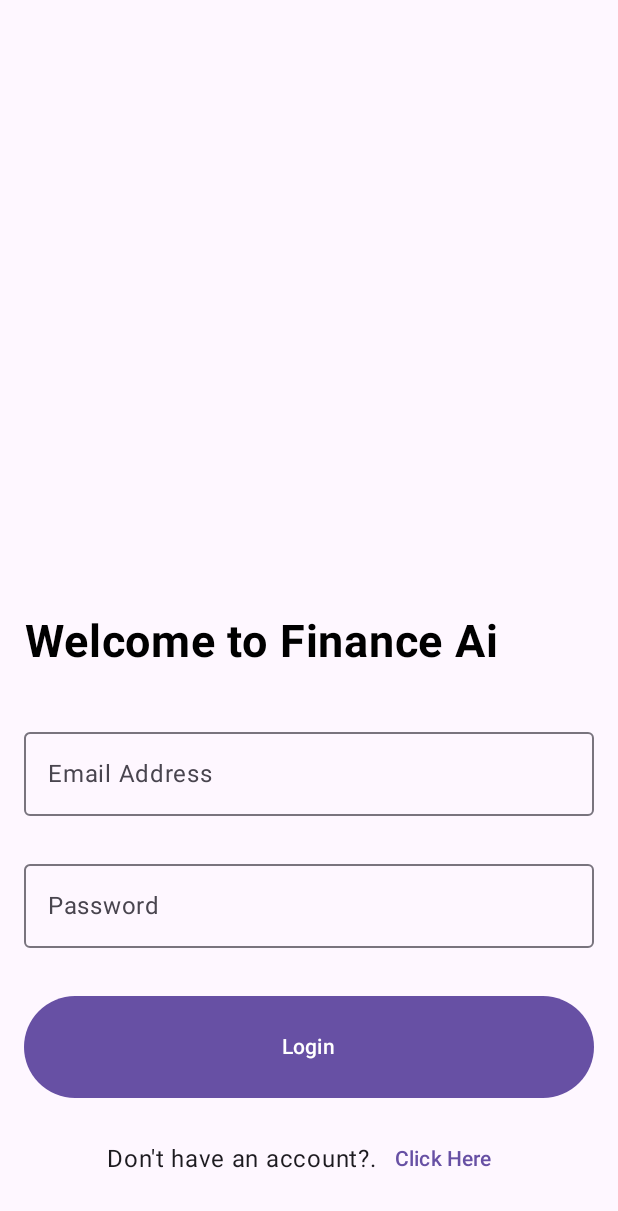
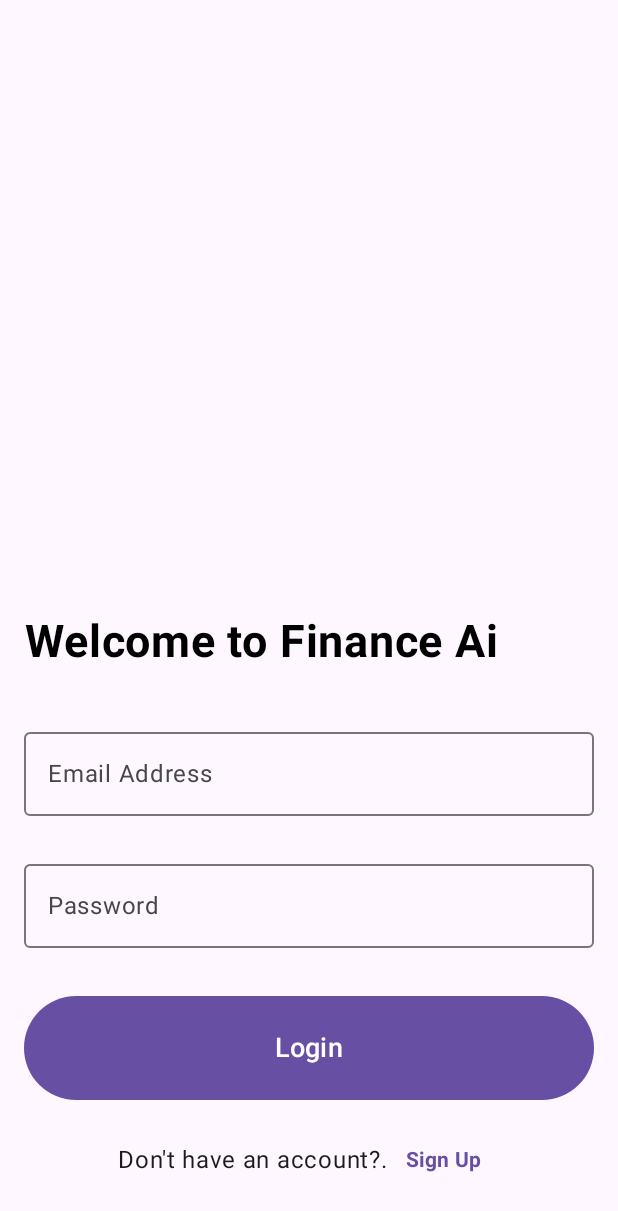
Before and after one commit to hngx-org/financial-planner-ai-app, an Android app built with Jetpack Compose: the screen it shows after launch (MainActivity), after a tap on "Skip", on a phone screen of 412 x 824 dp. Shown: the top 1211 px of the screen. Run offline under Robolectric (Android 15) with nearby library versions, the phone set to English and light mode, and no system bars; our stand-ins replace Dagger/Hilt's generated code; 1 statement that could not run was skipped.

Commit message:
This is the navigation branch and a ViewModel for the login screen

```diff
--- a/app/src/main/java/com/example/financial_planner_ai_app/presentation/login/loginScreen.kt
+++ b/app/src/main/java/com/example/financial_planner_ai_app/presentation/login/loginScreen.kt
@@ -14,7 +14,6 @@ import androidx.compose.foundation.layout.size
 import androidx.compose.foundation.text.KeyboardOptions
 import androidx.compose.material3.Button
 import androidx.compose.material3.ButtonDefaults
-import androidx.compose.material3.ExperimentalMaterial3Api
 import androidx.compose.material3.MaterialTheme
 import androidx.compose.material3.OutlinedTextField
 import androidx.compose.material3.Text
@@ -137,7 +136,9 @@ fun Login(
                 Text(
                     text = stringResource(id = R.string.login),
                     color = md_theme_light_onPrimary,
-                    modifier = Modifier.padding(16.dp)
+                    modifier = Modifier.padding(16.dp),
+                    fontSize = 18.sp
+
                 )
 
             }
@@ -145,7 +146,7 @@ fun Login(
                 horizontalArrangement = Arrangement.SpaceBetween,
                 verticalAlignment = Alignment.CenterVertically,
                 modifier = Modifier
-                    .padding(0.5.dp)
+                    .padding(0.2.dp)
             ){
                 Text(
                     text = stringResource(id = R.string.dont_have)
@@ -155,7 +156,9 @@ fun Login(
                 ) {
                     Text(
                         text = stringResource(id = R.string.click),
-                        color = MaterialTheme.colorScheme.primary
+                        color = MaterialTheme.colorScheme.primary,
+                       fontWeight = FontWeight.Bold,
+                        fontSize = 14.sp
                     )
                 }
             }
--- a/app/src/main/java/com/example/financial_planner_ai_app/presentation/navigation/FinanceNavGraph.kt
+++ b/app/src/main/java/com/example/financial_planner_ai_app/presentation/navigation/FinanceNavGraph.kt
@@ -45,7 +45,7 @@ fun FinanceNavHost(
             Login(
                 onLoginClick = { navController.navigate("HomeScreen")
                 },
-                onSignUpClick = {navController.navigate("privacy_policy")},
+                onSignUpClick = {navController.navigate("signup")},
                 loginViewModel = loginViewModel
             )
         }
--- a/app/src/main/res/values/strings.xml
+++ b/app/src/main/res/values/strings.xml
@@ -7,5 +7,5 @@
     <string name="hint_password">Password</string>
     <string name="login">Login </string>
     <string name="dont_have">Don\'t have an account?.</string>
-    <string name="click">Click Here</string>
+    <string name="click">Sign Up</string>
 </resources>
```
Also changed, not shown: app/src/main/java/com/example/financial_planner_ai_app/presentation/signup/SignupScreen.kt (+8 -4 lines).
